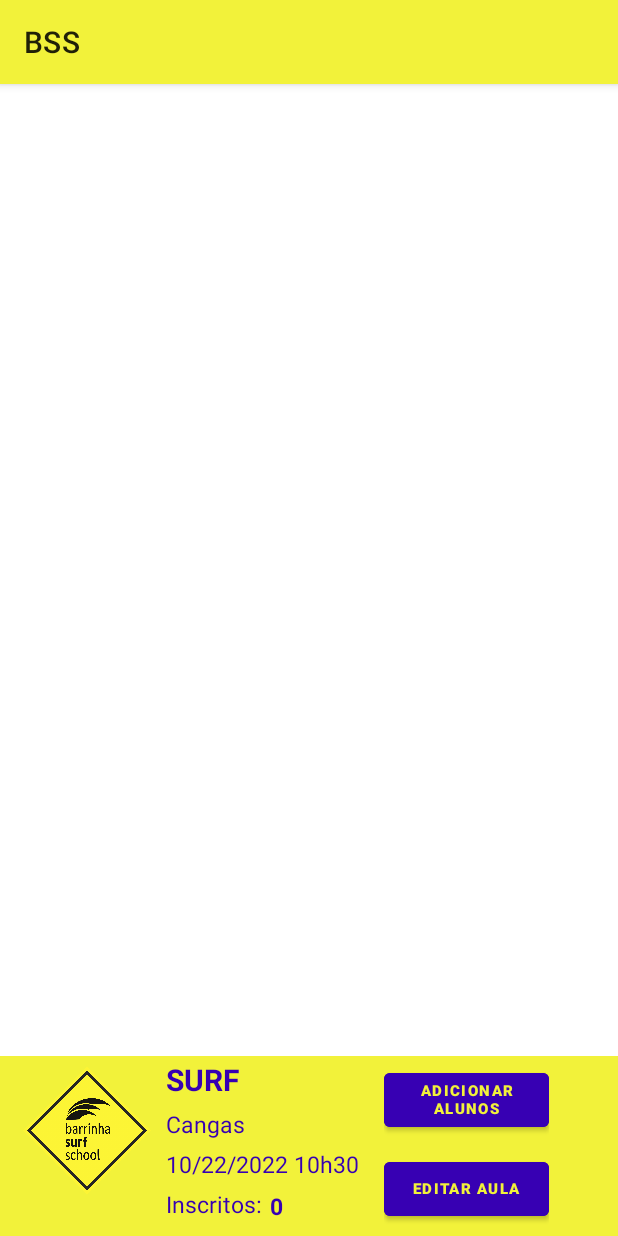
After one commit to andrebbk/BSSApp, an Android app: the fragment ClassFragment shown on its own in the app's theme, on a phone screen of 412 x 824 dp. The commit adds this screen. Run offline under Robolectric (Android 15) with nearby library versions, the phone set to English and light mode, and no system bars; 10 statements that could not run were skipped.

Commit message:
Class view pt1

```diff
--- a/BSSApp/app/src/main/java/com/example/bssapp/MenuActivity.java
+++ b/BSSApp/app/src/main/java/com/example/bssapp/MenuActivity.java
@@ -4,6 +4,7 @@ import android.graphics.Color;
 import android.os.Bundle;
 import android.view.Menu;
 
+import com.example.bssapp.ui.classes.ClassListItem;
 import com.example.bssapp.ui.professors.ProfessorListItem;
 import com.example.bssapp.ui.students.StudentListItem;
 import com.google.android.material.navigation.NavigationView;
@@ -38,7 +39,7 @@ public class MenuActivity extends AppCompatActivity {
         // menu should be considered as top level destinations.
         mAppBarConfiguration = new AppBarConfiguration.Builder(
                 R.id.nav_calendar, R.id.nav_students, R.id.nav_classes, R.id.nav_professors, R.id.nav_newStudent, R.id.nav_editStudent, R.id.nav_newProfessor,
-                R.id.nav_editProfessor, R.id.nav_addClass, R.id.nav_data_managment)
+                R.id.nav_editProfessor, R.id.nav_addClass, R.id.nav_data_managment, R.id.nav_class)
                 .setOpenableLayout(drawer)
                 .build();
         navController = Navigation.findNavController(this, R.id.nav_host_fragment_content_menu);
@@ -123,4 +124,14 @@ public class MenuActivity extends AppCompatActivity {
                 .setTextColor(Color.BLUE)
                 .show();
     }
+
+    public void changeToClassFragment(ClassListItem classItem) {
+        Bundle bundle = new Bundle();
+        bundle.putSerializable("SelectedClass", classItem);
+
+        //Drawable menu works with a navigation controller that functions like a stack
+        //Use this first line to clear the stack and then navigate to destination view
+        navController.popBackStack(R.id.nav_classes, true);
+        navController.navigate(R.id.nav_class, bundle);
+    }
 }
--- /dev/null
+++ b/BSSApp/app/src/main/java/com/example/bssapp/ui/classes/ClassFragment.java
@@ -0,0 +1,73 @@
+package com.example.bssapp.ui.classes;
+
+import android.os.Bundle;
+
+import androidx.annotation.NonNull;
+import androidx.fragment.app.Fragment;
+
+import android.view.LayoutInflater;
+import android.view.View;
+import android.view.ViewGroup;
+import android.widget.ImageView;
+import android.widget.TextView;
+
+import com.example.bssapp.MenuActivity;
+import com.example.bssapp.R;
+import com.example.bssapp.databinding.FragmentClassBinding;
+
+import java.util.Locale;
+import java.util.Objects;
+
+
+public class ClassFragment extends Fragment {
+
+    private FragmentClassBinding binding;
+
+    private ClassListItem currentClass;
+
+    public View onCreateView(@NonNull LayoutInflater inflater,
+                             ViewGroup container, Bundle savedInstanceState) {
+
+        if (getArguments() != null) {
+            currentClass = (ClassListItem) getArguments().getSerializable("SelectedClass");
+        }
+
+        binding = FragmentClassBinding.inflate(inflater, container, false);
+        View root = binding.getRoot();
+
+        LoadControllers(root);
+
+        return root;
+    }
+
+    @Override
+    public void onDestroyView() {
+        super.onDestroyView();
+        binding = null;
+    }
+
+    private void LoadControllers(View view)
+    {
+        ImageView imageSport = view.findViewById(R.id.imageSport);
+        String sportName = currentClass.getSportName();
+
+        Objects.requireNonNull(((MenuActivity) requireActivity()).getSupportActionBar()).setTitle(sportName);
+
+        if(sportName.trim().contains("Surf")) { imageSport.setImageResource(R.drawable.class_icon_surf);}
+        if(sportName.trim().contains("Paddle")) { imageSport.setImageResource(R.drawable.class_icon_sup);}
+        if(sportName.trim().contains("Yoga")) { imageSport.setImageResource(R.drawable.class_icon_yoga);}
+        if(sportName.trim().contains("Canoagem")) { imageSport.setImageResource(R.drawable.class_icon_kayak);}
+
+        TextView textSport = view.findViewById(R.id.textSport);
+        textSport.setText(currentClass.getSportName().toUpperCase(Locale.ROOT));
+
+        TextView textSpot = view.findViewById(R.id.textSpot);
+        textSpot.setText(currentClass.getSpotName());
+
+        TextView textDate = view.findViewById(R.id.textDate);
+        textDate.setText(currentClass.getClassDate());
+
+        TextView textRegNum = view.findViewById(R.id.textRegStudents);
+        textRegNum.setText(currentClass.getRegisteredNum());
+    }
+}
--- a/BSSApp/app/src/main/java/com/example/bssapp/ui/classes/ClassesFragment.java
+++ b/BSSApp/app/src/main/java/com/example/bssapp/ui/classes/ClassesFragment.java
@@ -19,6 +19,7 @@ import com.example.bssapp.databinding.FragmentClassesBinding;
 import com.example.bssapp.db.models.ClassItem;
 import com.example.bssapp.db.models.SportItem;
 import com.example.bssapp.db.models.SpotItem;
+import com.example.bssapp.ui.professors.ProfessorListItem;
 import com.google.android.material.floatingactionbutton.FloatingActionButton;
 
 import java.text.SimpleDateFormat;
@@ -90,7 +91,16 @@ public class ClassesFragment extends Fragment {
             //Costume adapter
             ClassAdapter adapter = new ClassAdapter(this.requireActivity(), R.layout.list_class_row, classesList);
             listViewClasses.setAdapter(adapter);
+
+            listViewClasses.setOnItemClickListener((parent, view, position, id) -> {
+                ClassListItem selectedClass = (ClassListItem) parent.getItemAtPosition(position);
+
+                if(selectedClass != null){
+                    ((MenuActivity) requireActivity()).changeToClassFragment(selectedClass);
+                }
+            });
         }
+
     }
 
 }
--- /dev/null
+++ b/BSSApp/app/src/main/res/layout/fragment_class.xml
@@ -0,0 +1,145 @@
+<?xml version="1.0" encoding="utf-8"?>
+<androidx.constraintlayout.widget.ConstraintLayout
+    xmlns:android="http://schemas.android.com/apk/res/android"
+    xmlns:tools="http://schemas.android.com/tools"
+    xmlns:app="http://schemas.android.com/apk/res-auto"
+    android:layout_width="match_parent"
+    android:layout_height="match_parent"
+    tools:context=".ui.classes.ClassFragment">
+
+    <LinearLayout
+        android:layout_width="match_parent"
+        android:layout_height="120dp"
+        android:paddingLeft="5dp"
+        android:paddingRight="10dp"
+        android:orientation="horizontal"
+        android:gravity="center_vertical"
+        tools:ignore="UseCompoundDrawables"
+        android:background="@color/theme_primary_color"
+        app:layout_constraintBottom_toBottomOf="parent"
+        app:layout_constraintTop_toTopOf="parent"
+        app:layout_constraintVertical_bias="1.0"
+        tools:layout_editor_absoluteX="0dp">
+
+        <ImageView
+            android:id="@+id/imageSport"
+            android:layout_width="85dp"
+            android:layout_height="99dp"
+            android:layout_marginLeft="10sp"
+            android:layout_marginRight="10sp"
+            android:layout_marginBottom="10sp"
+            android:src="@drawable/bss_transparent"
+            tools:ignore="ContentDescription,RtlHardcoded" />
+
+        <LinearLayout
+            android:layout_width="145sp"
+            android:layout_height="match_parent"
+            android:orientation="vertical"
+            android:paddingTop="2sp">
+
+            <TextView
+                android:id="@+id/textSport"
+                android:layout_width="140sp"
+                android:layout_height="wrap_content"
+                android:textColor="@color/purple_700"
+                android:text="SURF"
+                android:textStyle="bold"
+                android:textSize="20sp"
+                tools:ignore="HardcodedText"
+                android:layout_marginBottom="5sp"
+                android:maxLines="1"/>
+
+            <TextView
+                android:id="@+id/textSpot"
+                android:layout_width="100sp"
+                android:layout_height="wrap_content"
+                android:textColor="@color/purple_700"
+                android:text="Cangas"
+                android:textStyle="normal"
+                android:textSize="15sp"
+                tools:ignore="HardcodedText"
+                android:layout_marginBottom="5sp"
+                android:maxLines="1"/>
+
+            <TextView
+                android:id="@+id/textDate"
+                android:layout_width="140sp"
+                android:layout_height="wrap_content"
+                android:textColor="@color/purple_700"
+                android:text="10/22/2022 10h30"
+                android:textStyle="normal"
+                android:textSize="15sp"
+                tools:ignore="HardcodedText"
+                android:maxLines="1"/>
+
+            <LinearLayout
+                android:layout_width="match_parent"
+                android:layout_height="match_parent"
+                android:orientation="horizontal"
+                android:paddingTop="5sp">
+
+                <TextView
+                    android:id="@+id/text6"
+                    android:layout_width="65sp"
+                    android:layout_height="match_parent"
+                    android:layout_marginRight="4sp"
+                    android:text="Inscritos:"
+                    android:textColor="@color/purple_700"
+                    android:textSize="15sp"
+                    android:textStyle="normal"
+                    tools:ignore="HardcodedText" />
+
+                <TextView
+                    android:id="@+id/textRegStudents"
+                    android:layout_width="40sp"
+                    android:layout_height="match_parent"
+                    android:textColor="@color/purple_700"
+                    android:text="0"
+                    android:textStyle="bold"
+                    android:gravity="left"
+                    android:textSize="15sp"
+                    android:paddingTop="1sp"
+                    tools:ignore="HardcodedText" />
+
+            </LinearLayout>
+
+        </LinearLayout>
+
+        <LinearLayout
+            android:layout_width="110sp"
+            android:layout_height="match_parent"
+            android:orientation="vertical"
+            android:paddingTop="0sp">
+
+            <Button
+                android:id="@+id/buttonAddStudent"
+                android:layout_width="110sp"
+                android:layout_height="wrap_content"
+                android:text="Adicionar alunos"
+                android:textStyle="bold"
+                android:textSize="10sp"
+                tools:ignore="HardcodedText"
+                android:backgroundTint="@color/purple_700"
+                android:textColor="@color/theme_primary_color"
+                android:layout_marginTop="5sp"
+                android:layout_marginBottom="4sp"/>
+
+            <Button
+                android:id="@+id/buttonEditClass"
+                android:layout_width="110sp"
+                android:layout_height="wrap_content"
+                android:text="Editar aula"
+                android:textStyle="bold"
+                android:textSize="10sp"
+                tools:ignore="HardcodedText"
+                android:backgroundTint="@color/purple_700"
+                android:textColor="@color/theme_primary_color"
+                android:layout_marginTop="7sp"
+                android:layout_marginBottom="4sp"/>
+
+        </LinearLayout>
+
+    </LinearLayout>
+
+
+</androidx.constraintlayout.widget.ConstraintLayout>
--- a/BSSApp/app/src/main/res/navigation/mobile_navigation.xml
+++ b/BSSApp/app/src/main/res/navigation/mobile_navigation.xml
@@ -65,4 +65,10 @@
         android:label="Nova aula"
         tools:layout="@layout/fragment_add_class" />
 
+    <fragment
+        android:id="@+id/nav_class"
+        android:name="com.example.bssapp.ui.classes.ClassFragment"
+        android:label="Aula"
+        tools:layout="@layout/fragment_class" />
+
 </navigation>
```
